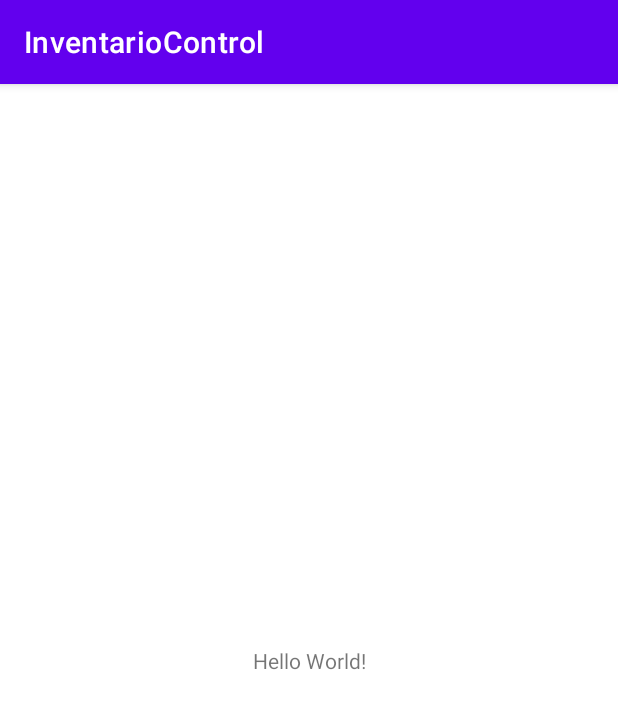
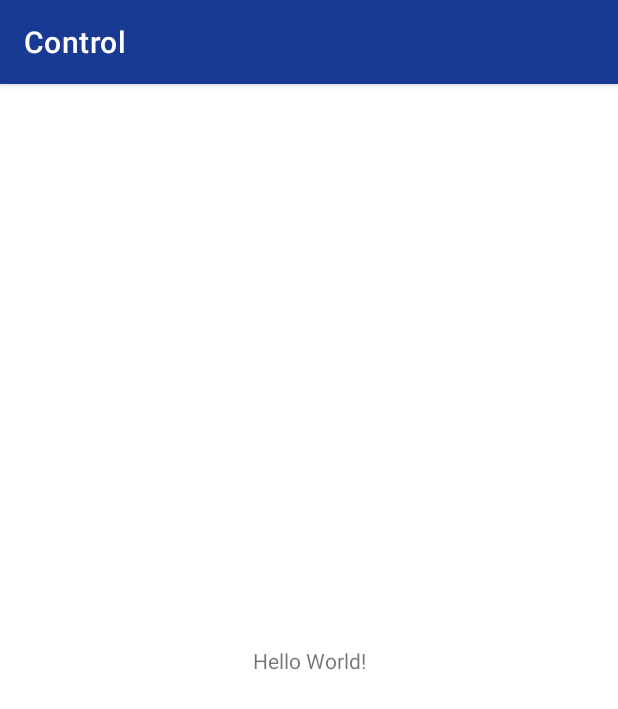
Before and after one commit to ArelyL13/InventarioControl, an Android app: the screen it shows after launch (MainActivity), on a phone screen of 412 x 824 dp. Shown: the top 709 px of the screen. Run offline under Robolectric (Android 15) with nearby library versions, the phone set to English and light mode, and no system bars.

Commit message:
ya cree el proyecto

```diff
--- a/app/src/main/AndroidManifest.xml
+++ b/app/src/main/AndroidManifest.xml
@@ -8,7 +8,7 @@
         android:label="@string/app_name"
         android:roundIcon="@mipmap/ic_launcher_round"
         android:supportsRtl="true"
-        android:theme="@style/Theme.InventarioControl">
+        android:theme="@style/AppTheme">
         <activity
             android:name=".MainActivity"
             android:exported="true">
--- a/app/src/main/res/values/colors.xml
+++ b/app/src/main/res/values/colors.xml
@@ -7,4 +7,7 @@
     <color name="teal_700">#FF018786</color>
     <color name="black">#FF000000</color>
     <color name="white">#FFFFFFFF</color>
+    <color name="orange">#F8791B</color>
+    <color name="azulM">#183A92</color>
+
 </resources>
--- a/app/src/main/res/values/strings.xml
+++ b/app/src/main/res/values/strings.xml
@@ -1,3 +1,3 @@
 <resources>
-    <string name="app_name">InventarioControl</string>
+    <string name="app_name">Control</string>
 </resources>
--- a/app/src/main/res/values/themes.xml
+++ b/app/src/main/res/values/themes.xml
@@ -1,16 +1,16 @@
 <resources xmlns:tools="http://schemas.android.com/tools">
     <!-- Base application theme. -->
-    <style name="Theme.InventarioControl" parent="Theme.MaterialComponents.DayNight.DarkActionBar">
-        <!-- Primary brand color. -->
-        <item name="colorPrimary">@color/purple_500</item>
-        <item name="colorPrimaryVariant">@color/purple_700</item>
-        <item name="colorOnPrimary">@color/white</item>
-        <!-- Secondary brand color. -->
-        <item name="colorSecondary">@color/teal_200</item>
-        <item name="colorSecondaryVariant">@color/teal_700</item>
-        <item name="colorOnSecondary">@color/black</item>
-        <!-- Status bar color. -->
-        <item name="android:statusBarColor" tools:targetApi="l">?attr/colorPrimaryVariant</item>
-        <!-- Customize your theme here. -->
+    <style name="AppTheme" parent="Theme.MaterialComponents.Light.DarkActionBar">
+        <item name="colorPrimary">@color/azulM</item>
+        <item name="colorPrimaryVariant">@color/azulM</item>
+        <item name="colorOnPrimary">@color/orange</item>
     </style>
+    <style name="AppTheme.NoActionBar">
+        <item name="windowActionBar">false</item>
+        <item name="windowNoTitle">true</item>
+    </style>
+
+    <style name="AppTheme.AppBarOverlay" parent="ThemeOverlay.AppCompat.Dark.ActionBar" />
+
+    <style name="AppTheme.PopupOverlay" parent="ThemeOverlay.AppCompat.Light" />
 </resources>
```
